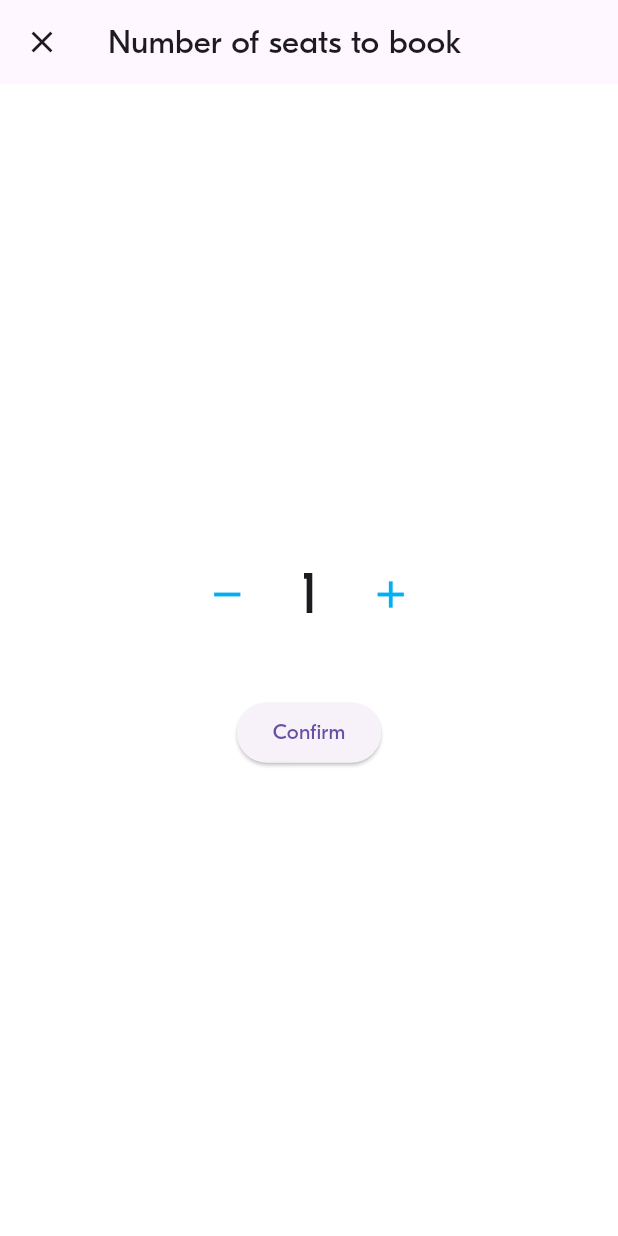
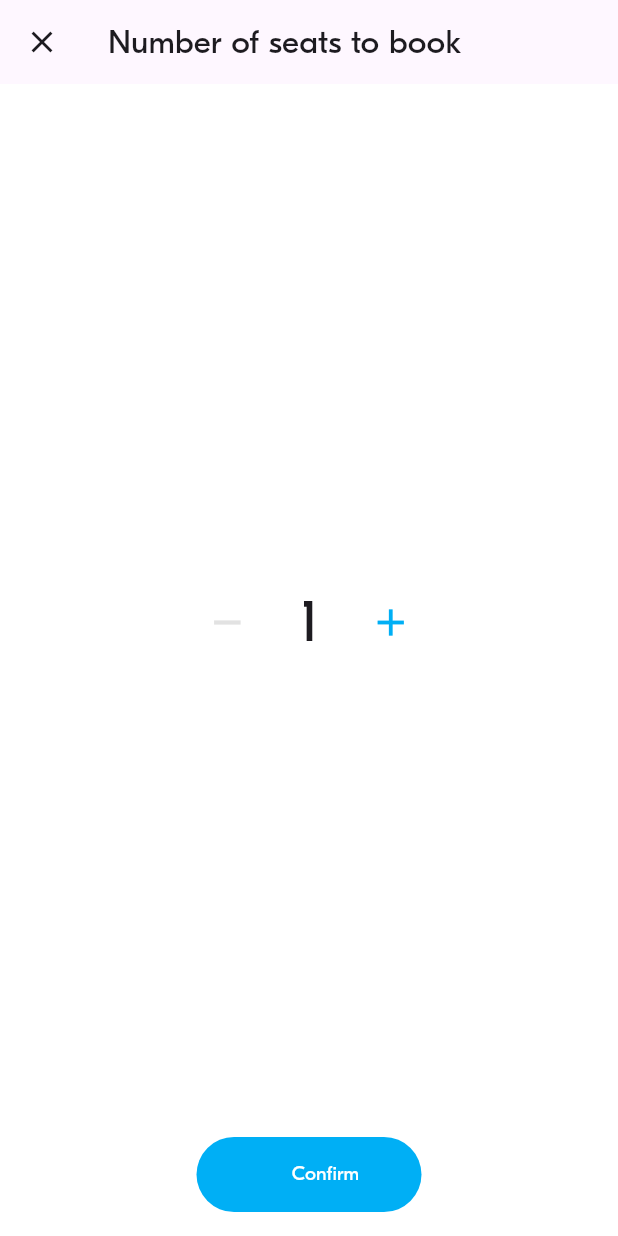
Before and after one commit to phuravongpech/Blablacar-App, a Flutter app: the screen it shows after launch, after a tap on an icon or button, on a phone screen of 412 x 824 dp. Run offline on Flutter 3.47's test engine with Material 3 defaults, Android fonts, the phone set to English and light mode, and no system bars; project files that could hold a hidden picture were left out.

Commit message:
BLA-008 – Implement the Seat number spinner

```diff
--- a/lib/widgets/actions/bla_button.dart
+++ b/lib/widgets/actions/bla_button.dart
@@ -8,6 +8,7 @@ class BlaButton extends StatelessWidget {
   final IconData? icon;
   final VoidCallback? onPressed;
   final ButtonType buttonType;
+  final bool isEnabled;
 
   const BlaButton({
     super.key,
@@ -15,6 +16,7 @@ class BlaButton extends StatelessWidget {
     this.icon,
     this.onPressed,
     required this.buttonType,
+    this.isEnabled = true,
   });
 
   @override
@@ -25,19 +27,28 @@ class BlaButton extends StatelessWidget {
       width: double.infinity,
       height: 50,
       decoration: BoxDecoration(
-        color: isPrimary ? BlaColors.primary : BlaColors.white,
+        color: isEnabled
+            ? (isPrimary ? BlaColors.primary : BlaColors.white)
+            : BlaColors.disabled,
         borderRadius: BorderRadius.circular(25),
         border: isPrimary
             ? null
             : Border.all(color: BlaColors.backgroundAccent, width: 3),
       ),
       child: TextButton.icon(
-        onPressed: onPressed,
-        icon: Icon(icon, color: isPrimary ? Colors.white : BlaColors.primary),
+        onPressed: isEnabled ? onPressed : null,
+        icon: Icon(
+          icon,
+          color: isEnabled
+              ? (isPrimary ? Colors.white : BlaColors.primary)
+              : BlaColors.greyLight,
+        ),
         label: Text(
           text ?? '',
           style: BlaTextStyles.label.copyWith(
-            color: isPrimary ? BlaColors.white : BlaColors.primary,
+            color: isEnabled
+                ? (isPrimary ? BlaColors.white : BlaColors.primary)
+                : BlaColors.greyLight,
           ),
         ),
       ),
--- a/lib/widgets/inputs/number_spinner.dart
+++ b/lib/widgets/inputs/number_spinner.dart
@@ -28,24 +28,26 @@ class NumberSpinner extends StatelessWidget {
             padding: const EdgeInsets.symmetric(
                 horizontal: BlaSpacings.m, vertical: BlaSpacings.m),
             child: Column(
-              mainAxisAlignment: MainAxisAlignment.center,
               children: [
-                Row(
+                Expanded(
+                  child: Center(
+                    child: Row(
                       mainAxisAlignment: MainAxisAlignment.center,
                       children: [
                         IconButton(
                           icon: Icon(
                             Icons.remove,
                             size: 30,
-                        color: BlaColors.primary,
+                            color: currentSeats > 1
+                                ? BlaColors.primary
+                                : BlaColors.greyLight,
                           ),
                           onPressed: currentSeats > 1
                               ? () => setState(() => currentSeats--)
                               : null,
                         ),
                         Padding(
-                      padding:
-                          const EdgeInsets.symmetric(horizontal: BlaSpacings.l),
+                          padding: const EdgeInsets.symmetric(horizontal: 24),
                           child: Text(
                             '$currentSeats',
                             style: TextStyle(fontSize: 40),
@@ -61,12 +63,21 @@ class NumberSpinner extends StatelessWidget {
                         ),
                       ],
                     ),
-                SizedBox(height: 40),
-                ElevatedButton(
+                  ),
+                ),
+
+                // confirm button
+                Center(
+                  child: SizedBox(
+                    width: 150,
+                    child: BlaButton(
+                      buttonType: ButtonType.primary,
+                      text: "Confirm",
                       onPressed: () {
                         Navigator.pop(context, currentSeats);
                       },
-                  child: Text('Confirm'),
+                    ),
+                  ),
                 ),
               ],
             ),
```
Lines whose indentation alone changed are shown as unchanged.
